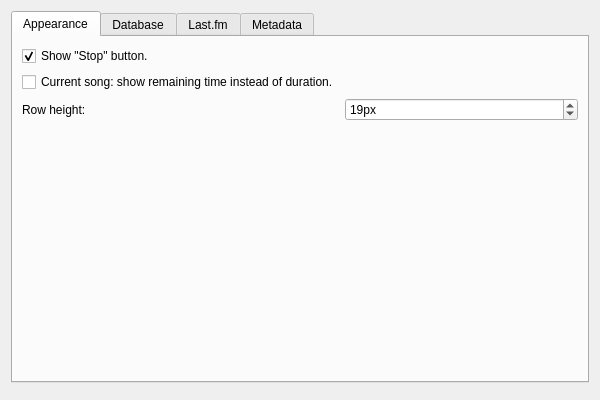
First picture: the form in Form/DialogPreferences.ui, repository isuhao/TMediaPlayer, before the edit.
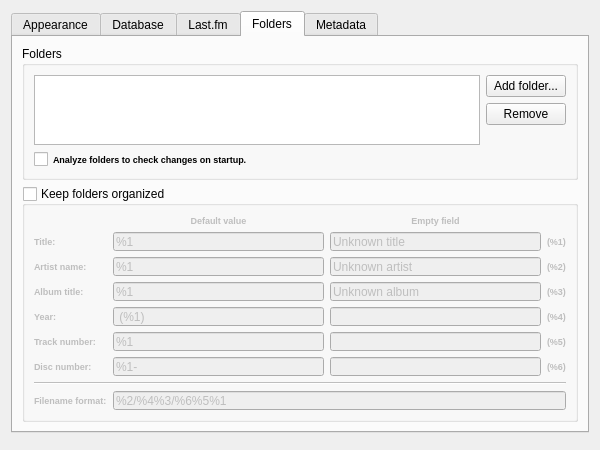
Second picture: the form after the edit. The open tabs and pages were chosen to show the change.

Commit message: Ajout d'un onglet dans la fenetre Preferences pour l'organisation des repertoires

```diff
--- a/Form/DialogPreferences.ui
+++ b/Form/DialogPreferences.ui
@@ -10,13 +10,13 @@
     <x>0</x>
     <y>0</y>
     <width>600</width>
-    <height>400</height>
+    <height>450</height>
    </rect>
   </property>
   <property name="minimumSize">
    <size>
-    <width>400</width>
-    <height>300</height>
+    <width>440</width>
+    <height>440</height>
    </size>
   </property>
   <property name="windowTitle">
@@ -38,6 +38,13 @@
        </property>
        <item row="0" column="0">
         <widget class="QCheckBox" name="editShowButtonStop">
+         <property name="font">
+          <font>
+           <pointsize>7</pointsize>
+           <weight>75</weight>
+           <bold>true</bold>
+          </font>
+         </property>
          <property name="text">
           <string>Show &quot;Stop&quot; button.</string>
          </property>
@@ -48,6 +55,13 @@
        </item>
        <item row="2" column="0">
         <widget class="QLabel" name="lblRowHeight">
+         <property name="font">
+          <font>
+           <pointsize>7</pointsize>
+           <weight>75</weight>
+           <bold>true</bold>
+          </font>
+         </property>
          <property name="text">
           <string>Row height:</string>
          </property>
@@ -74,6 +88,13 @@
        </item>
        <item row="1" column="0">
         <widget class="QCheckBox" name="editShowRemainingTime">
+         <property name="font">
+          <font>
+           <pointsize>7</pointsize>
+           <weight>75</weight>
+           <bold>true</bold>
+          </font>
+         </property>
          <property name="text">
           <string>Current song: show remaining time instead of duration.</string>
          </property>
@@ -297,6 +318,386 @@
        </item>
       </layout>
      </widget>
+     <widget class="QWidget" name="tabFolders">
+      <attribute name="title">
+       <string>Folders</string>
+      </attribute>
+      <layout class="QVBoxLayout" name="verticalLayout_3">
+       <item>
+        <widget class="QGroupBox" name="groupFolders">
+         <property name="title">
+          <string>Folders</string>
+         </property>
+         <layout class="QGridLayout" name="gridLayout_3">
+          <item row="0" column="1">
+           <widget class="QPushButton" name="btnAddFolder">
+            <property name="text">
+             <string>Add folder...</string>
+            </property>
+           </widget>
+          </item>
+          <item row="3" column="0" colspan="2">
+           <widget class="QCheckBox" name="editAnalizeFolders">
+            <property name="font">
+             <font>
+              <pointsize>7</pointsize>
+              <weight>75</weight>
+              <bold>true</bold>
+             </font>
+            </property>
+            <property name="text">
+             <string>Analyze folders to check changes on startup.</string>
+            </property>
+           </widget>
+          </item>
+          <item row="2" column="1">
+           <spacer name="verticalSpacer_3">
+            <property name="orientation">
+             <enum>Qt::Vertical</enum>
+            </property>
+            <property name="sizeHint" stdset="0">
+             <size>
+              <width>10</width>
+              <height>26</height>
+             </size>
+            </property>
+           </spacer>
+          </item>
+          <item row="1" column="1">
+           <widget class="QPushButton" name="btnRemoveFolder">
+            <property name="text">
+             <string>Remove</string>
+            </property>
+           </widget>
+          </item>
+          <item row="0" column="0" rowspan="3">
+           <widget class="QListWidget" name="listFolders"/>
+          </item>
+         </layout>
+        </widget>
+       </item>
+       <item>
+        <widget class="QGroupBox" name="groupOrganize">
+         <property name="title">
+          <string>Keep folders organized</string>
+         </property>
+         <property name="checkable">
+          <bool>true</bool>
+         </property>
+         <property name="checked">
+          <bool>false</bool>
+         </property>
+         <layout class="QGridLayout" name="gridLayout_4">
+          <item row="8" column="0">
+           <widget class="QLabel" name="lblOrgFormat">
+            <property name="font">
+             <font>
+              <pointsize>7</pointsize>
+              <weight>75</weight>
+              <bold>true</bold>
+             </font>
+            </property>
+            <property name="text">
+             <string>Filename format:</string>
+            </property>
+           </widget>
+          </item>
+          <item row="8" column="1" colspan="3">
+           <widget class="QLineEdit" name="editOrgFormat">
+            <property name="text">
+             <string notr="true">%2/%4%3/%6%5%1</string>
+            </property>
+            <property name="maxLength">
+             <number>512</number>
+            </property>
+           </widget>
+          </item>
+          <item row="3" column="0">
+           <widget class="QLabel" name="lblOrgAlbum">
+            <property name="font">
+             <font>
+              <pointsize>7</pointsize>
+              <weight>75</weight>
+              <bold>true</bold>
+             </font>
+            </property>
+            <property name="text">
+             <string>Album title:</string>
+            </property>
+           </widget>
+          </item>
+          <item row="3" column="1">
+           <widget class="QLineEdit" name="editOrgAlbumDefault">
+            <property name="text">
+             <string notr="true">%1</string>
+            </property>
+           </widget>
+          </item>
+          <item row="4" column="1">
+           <widget class="QLineEdit" name="editOrgYearDefault">
+            <property name="text">
+             <string notr="true"> (%1)</string>
+            </property>
+           </widget>
+          </item>
+          <item row="3" column="2">
+           <widget class="QLineEdit" name="editOrgAlbumEmpty">
+            <property name="text">
+             <string>Unknown album</string>
+            </property>
+           </widget>
+          </item>
+          <item row="5" column="2">
+           <widget class="QLineEdit" name="editOrgTrackEmpty"/>
+          </item>
+          <item row="5" column="0">
+           <widget class="QLabel" name="lblOrgTrack">
+            <property name="font">
+             <font>
+              <pointsize>7</pointsize>
+              <weight>75</weight>
+              <bold>true</bold>
+             </font>
+            </property>
+            <property name="text">
+             <string>Track number:</string>
+            </property>
+           </widget>
+          </item>
+          <item row="4" column="0">
+           <widget class="QLabel" name="lblOrgYear">
+            <property name="font">
+             <font>
+              <pointsize>7</pointsize>
+              <weight>75</weight>
+              <bold>true</bold>
+             </font>
+            </property>
+            <property name="text">
+             <string>Year:</string>
+            </property>
+           </widget>
+          </item>
+          <item row="4" column="2">
+           <widget class="QLineEdit" name="editOrgYearEmpty"/>
+          </item>
+          <item row="6" column="0">
+           <widget class="QLabel" name="lblOrgDisc">
+            <property name="font">
+             <font>
+              <pointsize>7</pointsize>
+              <weight>75</weight>
+              <bold>true</bold>
+             </font>
+            </property>
+            <property name="text">
+             <string>Disc number:</string>
+            </property>
+           </widget>
+          </item>
+          <item row="2" column="2">
+           <widget class="QLineEdit" name="editOrgArtistEmpty">
+            <property name="text">
+             <string>Unknown artist</string>
+            </property>
+           </widget>
+          </item>
+          <item row="2" column="1">
+           <widget class="QLineEdit" name="editOrgArtistDefault">
+            <property name="text">
+             <string notr="true">%1</string>
+            </property>
+           </widget>
+          </item>
+          <item row="1" column="0">
+           <widget class="QLabel" name="lblOrgTitle">
+            <property name="font">
+             <font>
+              <pointsize>7</pointsize>
+              <weight>75</weight>
+              <bold>true</bold>
+             </font>
+            </property>
+            <property name="text">
+             <string>Title:</string>
+            </property>
+           </widget>
+          </item>
+          <item row="2" column="0">
+           <widget class="QLabel" name="lblOrgArtist">
+            <property name="font">
+             <font>
+              <pointsize>7</pointsize>
+              <weight>75</weight>
+              <bold>true</bold>
+             </font>
+            </property>
+            <property name="text">
+             <string>Artist name:</string>
+            </property>
+           </widget>
+          </item>
+          <item row="0" column="1">
+           <widget class="QLabel" name="lblOrgDefault">
+            <property name="font">
+             <font>
+              <pointsize>7</pointsize>
+              <weight>75</weight>
+              <bold>true</bold>
+             </font>
+            </property>
+            <property name="text">
+             <string>Default value</string>
+            </property>
+            <property name="alignment">
+             <set>Qt::AlignCenter</set>
+            </property>
+           </widget>
+          </item>
+          <item row="6" column="2">
+           <widget class="QLineEdit" name="editOrgDiscEmpty"/>
+          </item>
+          <item row="6" column="1">
+           <widget class="QLineEdit" name="editOrgDiscDefault">
+            <property name="text">
+             <string notr="true">%1-</string>
+            </property>
+           </widget>
+          </item>
+          <item row="5" column="1">
+           <widget class="QLineEdit" name="editOrgTrackDefault">
+            <property name="text">
+             <string notr="true">%1 </string>
+            </property>
+           </widget>
+          </item>
+          <item row="0" column="2">
+           <widget class="QLabel" name="lblOrgEmpty">
+            <property name="font">
+             <font>
+              <pointsize>7</pointsize>
+              <weight>75</weight>
+              <bold>true</bold>
+             </font>
+            </property>
+            <property name="text">
+             <string>Empty field</string>
+            </property>
+            <property name="alignment">
+             <set>Qt::AlignCenter</set>
+            </property>
+           </widget>
+          </item>
+          <item row="1" column="1">
+           <widget class="QLineEdit" name="editOrgTitleDefault">
+            <property name="text">
+             <string notr="true">%1</string>
+            </property>
+           </widget>
+          </item>
+          <item row="1" column="2">
+           <widget class="QLineEdit" name="editOrgTitleEmpty">
+            <property name="text">
+             <string>Unknown title</string>
+            </property>
+           </widget>
+          </item>
+          <item row="7" column="0" colspan="4">
+           <widget class="Line" name="line">
+            <property name="orientation">
+             <enum>Qt::Horizontal</enum>
+            </property>
+           </widget>
+          </item>
+          <item row="1" column="3">
+           <widget class="QLabel" name="lblOrgTitleNum">
+            <property name="font">
+             <font>
+              <pointsize>7</pointsize>
+              <weight>75</weight>
+              <bold>true</bold>
+             </font>
+            </property>
+            <property name="text">
+             <string notr="true">(%1)</string>
+            </property>
+           </widget>
+          </item>
+          <item row="2" column="3">
+           <widget class="QLabel" name="lblOrgArtistNum">
+            <property name="font">
+             <font>
+              <pointsize>7</pointsize>
+              <weight>75</weight>
+              <bold>true</bold>
+             </font>
+            </property>
+            <property name="text">
+             <string notr="true">(%2)</string>
+            </property>
+           </widget>
+          </item>
+          <item row="3" column="3">
+           <widget class="QLabel" name="lblOrgAlbumNum">
+            <property name="font">
+             <font>
+              <pointsize>7</pointsize>
+              <weight>75</weight>
+              <bold>true</bold>
+             </font>
+            </property>
+            <property name="text">
+             <string notr="true">(%3)</string>
+            </property>
+           </widget>
+          </item>
+          <item row="4" column="3">
+           <widget class="QLabel" name="lblOrgYearNum">
+            <property name="font">
+             <font>
+              <pointsize>7</pointsize>
+              <weight>75</weight>
+              <bold>true</bold>
+             </font>
+            </property>
+            <property name="text">
+             <string notr="true">(%4)</string>
+            </property>
+           </widget>
+          </item>
+          <item row="5" column="3">
+           <widget class="QLabel" name="lblOrgTrackNum">
+            <property name="font">
+             <font>
+              <pointsize>7</pointsize>
+              <weight>75</weight>
+              <bold>true</bold>
+             </font>
+            </property>
+            <property name="text">
+             <string notr="true">(%5)</string>
+            </property>
+           </widget>
+          </item>
+          <item row="6" column="3">
+           <widget class="QLabel" name="lblOrgDiscNum">
+            <property name="font">
+             <font>
+              <pointsize>7</pointsize>
+              <weight>75</weight>
+              <bold>true</bold>
+             </font>
+            </property>
+            <property name="text">
+             <string notr="true">(%6)</string>
+            </property>
+           </widget>
+          </item>
+         </layout>
+        </widget>
+       </item>
+      </layout>
+     </widget>
      <widget class="QWidget" name="tabMetaData">
       <attribute name="title">
        <string>Metadata</string>
```
Left out of the diff: 90 changed lines with no effect on the pictures. The commit also changes 5 other files.
